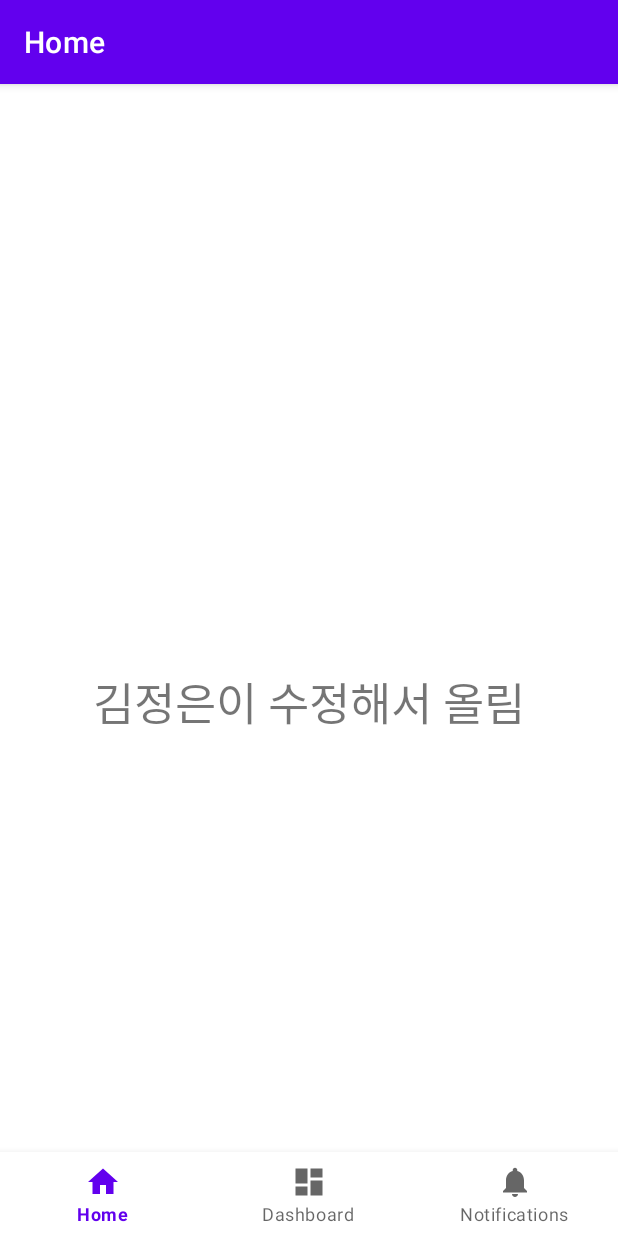
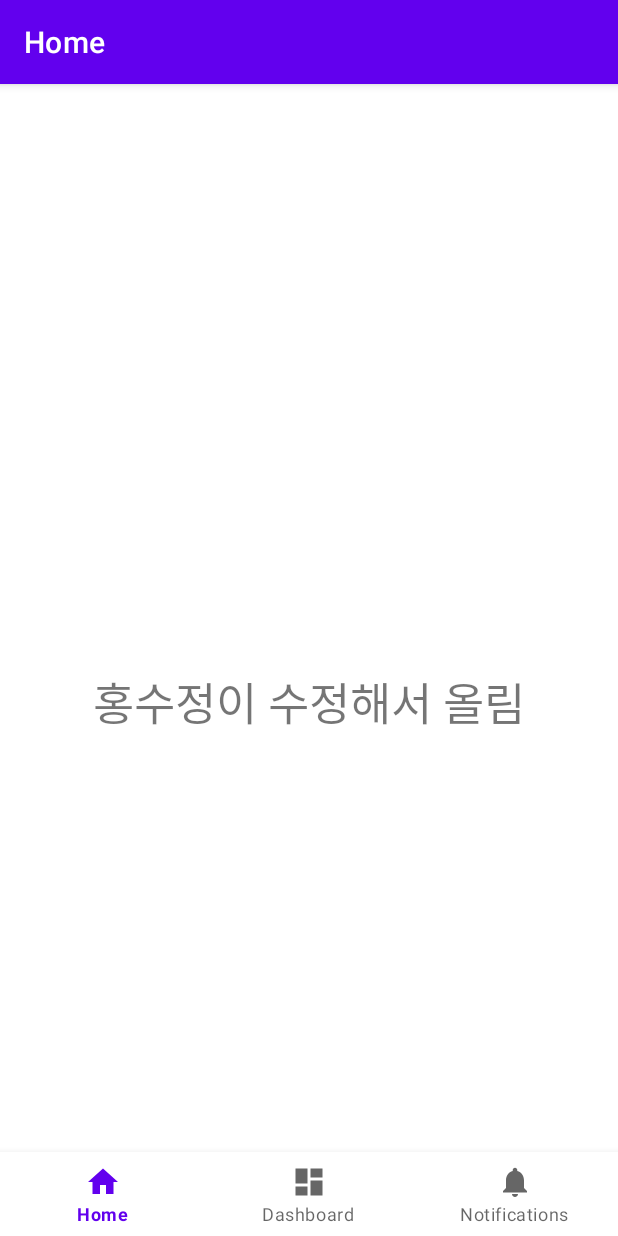
Before and after one commit to epdlrnldudnj/MI, an Android app: the screen it shows after launch (MainActivity), on a phone screen of 412 x 824 dp. Run offline under Robolectric (Android 15) with nearby library versions, the phone set to English and light mode, and no system bars; our stand-ins replace navigation-ui; 2 statements that could not run were skipped.

Commit message:
first commit

```diff
--- a/app/src/main/res/layout/fragment_home.xml
+++ b/app/src/main/res/layout/fragment_home.xml
@@ -10,7 +10,7 @@
         android:id="@+id/textView"
         android:layout_width="wrap_content"
         android:layout_height="wrap_content"
-        android:text="김정은이 수정해서 올림"
+        android:text="홍수정이 수정해서 올림"
         android:textSize="30sp"
         app:layout_constraintBottom_toBottomOf="parent"
         app:layout_constraintEnd_toEndOf="parent"
```
